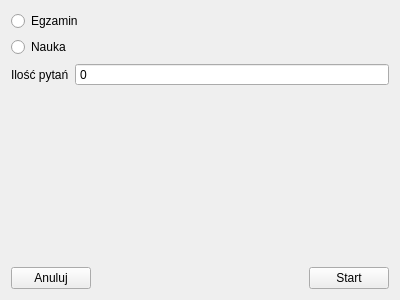
Qt form newgame.ui (ppkt/EngineerExam) before a commit.
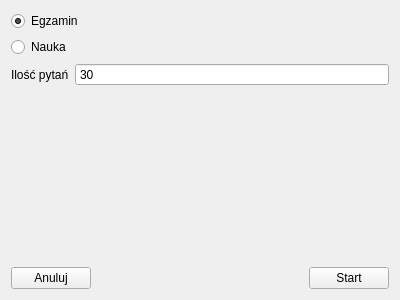
The same form after that commit.

```diff
--- a/newgame.ui
+++ b/newgame.ui
@@ -21,6 +21,9 @@
        <property name="text">
         <string>Egzamin</string>
        </property>
+       <property name="checked">
+        <bool>true</bool>
+       </property>
       </widget>
      </item>
      <item row="1" column="0" colspan="2">
@@ -45,6 +48,9 @@
        <property name="maximum">
         <number>500</number>
        </property>
+       <property name="value">
+        <number>30</number>
+       </property>
       </widget>
      </item>
     </layout>
```
